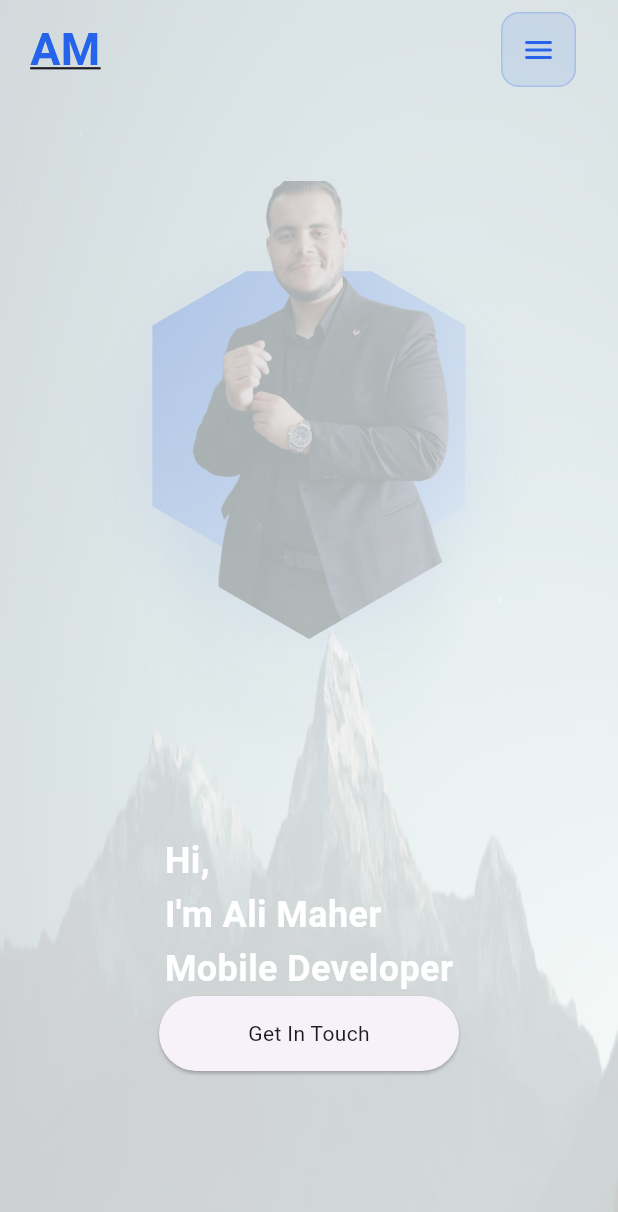
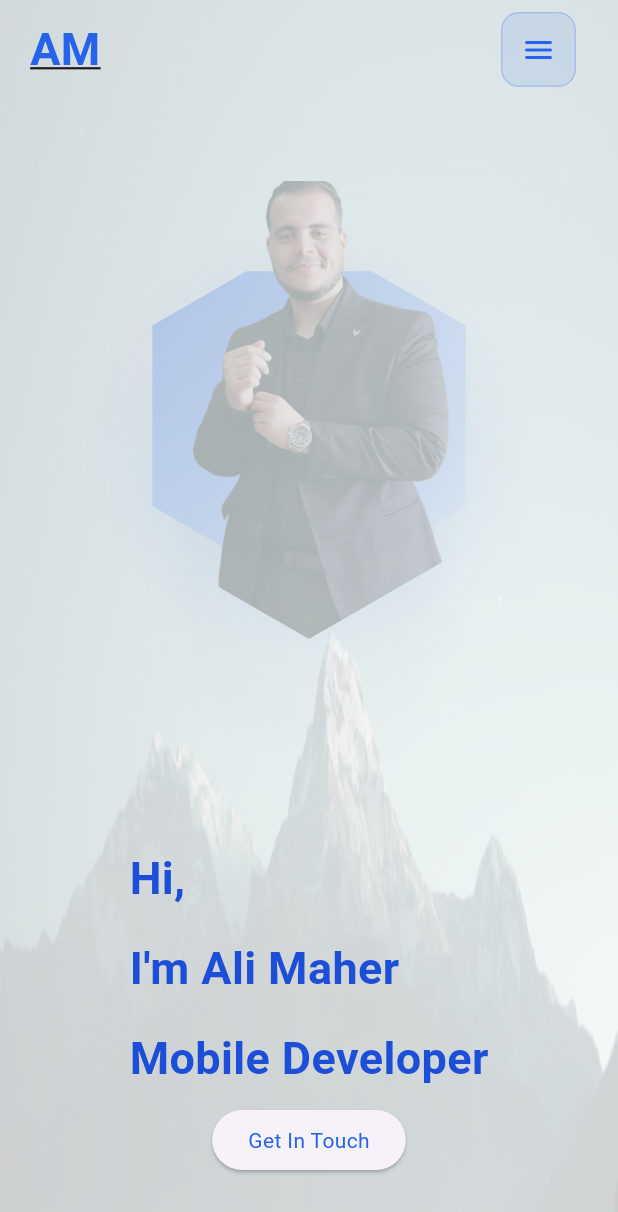
Before and after one commit to ALi-Maher-Mohamed/my-portfolio, a Flutter app: the screen it shows after launch, on a phone screen of 412 x 824 dp. Shown: the top 1212 px of the screen. Run offline on Flutter 3.47's test engine with Material 3 defaults, Android fonts, the phone set to English and light mode, and no system bars; drawn by our look-alikes of scroll_to_index; our stand-ins replace flutter_animate, font_awesome_flutter, visibility_detector.

```diff
--- a/lib/core/constant/size.dart
+++ b/lib/core/constant/size.dart
@@ -1 +1 @@
-const double kMinDisktpWidth = 600.0;
+const double kMinDisktpWidth = 900.0;
--- a/lib/presentation/views/home_view.dart
+++ b/lib/presentation/views/home_view.dart
@@ -1,6 +1,6 @@
 import 'package:Ali_Maher/presentation/widgets/main_mobile.dart';
 import 'package:flutter/material.dart';
-import 'package:Ali_Maher/core/constant/colors.dart';
+import 'package:Ali_Maher/core/constant/theme.dart';
 import 'package:Ali_Maher/core/constant/size.dart';
 import 'package:Ali_Maher/presentation/widgets/web/about_me_web.dart';
 import 'package:Ali_Maher/presentation/widgets/web/contact_me_web.dart';
--- a/lib/presentation/widgets/hexagon_image.dart
+++ b/lib/presentation/widgets/hexagon_image.dart
@@ -1,6 +1,6 @@
 // ignore_for_file: deprecated_member_use
 
-import 'package:Ali_Maher/core/constant/colors.dart';
+import 'package:Ali_Maher/core/constant/theme.dart';
 import 'package:flutter/material.dart';
 import 'package:Ali_Maher/core/styles/hexagon_clipper.dart';
 
--- a/lib/presentation/widgets/main_mobile.dart
+++ b/lib/presentation/widgets/main_mobile.dart
@@ -1,3 +1,4 @@
+import 'package:Ali_Maher/core/constant/theme.dart';
 import 'package:flutter/material.dart';
 import 'package:Ali_Maher/presentation/widgets/hexagon_image.dart';
 
@@ -13,37 +14,50 @@ class MainMobile extends StatelessWidget {
 
   @override
   Widget build(BuildContext context) {
+    // Check if the current theme is light mode
+    final isLightMode = Theme.of(context).brightness == Brightness.light;
+
     return Expanded(
       child: Container(
         height: screenHeight,
-        constraints: BoxConstraints(minHeight: 560),
+        constraints: const BoxConstraints(minHeight: 560),
         child: Column(
           mainAxisAlignment: MainAxisAlignment.start,
           crossAxisAlignment: CrossAxisAlignment.center,
           children: [
-            SizedBox(height: 20),
-            HexagonAnimatedImage(),
-            SizedBox(
-              height: 20,
-            ),
+            const SizedBox(height: 20),
+            const HexagonAnimatedImage(), // Assumes it handles its own theming
+            const SizedBox(height: 20),
             Text(
               "Hi,\nI'm Ali Maher\nMobile Developer",
               style: TextStyle(
-                  fontSize: 24,
-                  fontWeight: FontWeight.bold,
-                  color: Colors.white,
-                  height: 1.5),
+                fontSize: 30,
+                fontWeight: FontWeight.bold,
+                color: isLightMode
+                    ? LightThemeColors.primaryCyanDark
+                    : CustomColors
+                        .secondaryTextColor, // Original dark mode style
+                height: 2,
+              ),
             ),
             ElevatedButton(
-              style: ElevatedButton.styleFrom(
-                minimumSize: const Size(200, 50),
-              ),
+              style: isLightMode
+                  ? Theme.of(context)
+                      .elevatedButtonTheme
+                      .style // Use light theme button style
+                  : ElevatedButton.styleFrom(
+                      minimumSize:
+                          const Size(200, 50), // Original dark mode style
+                    ),
               onPressed: () {},
               child: Text(
                 'Get In Touch',
-                style: Theme.of(context).textTheme.bodyMedium,
+                style: Theme.of(context).textTheme.bodyMedium?.copyWith(
+                    color: isLightMode
+                        ? LightThemeColors.primaryCyan
+                        : Colors.white), // Dark mode text style
               ),
-            )
+            ),
           ],
         ),
       ),
--- a/lib/presentation/widgets/mobile/mobile_drawer.dart
+++ b/lib/presentation/widgets/mobile/mobile_drawer.dart
@@ -1,6 +1,6 @@
 import 'package:Ali_Maher/presentation/widgets/them_toggle.dart';
 import 'package:flutter/material.dart';
-import 'package:Ali_Maher/core/constant/colors.dart';
+import 'package:Ali_Maher/core/constant/theme.dart';
 import '../../../core/constant/nav_titles_and_func.dart';
 
 class MobileDrawer extends StatelessWidget {
--- a/lib/presentation/widgets/mobile/mobile_header.dart
+++ b/lib/presentation/widgets/mobile/mobile_header.dart
@@ -1,6 +1,6 @@
 import 'package:flutter/material.dart';
 import 'package:Ali_Maher/presentation/widgets/side_logo.dart';
-import 'package:Ali_Maher/core/constant/colors.dart';
+import 'package:Ali_Maher/core/constant/theme.dart';
 
 class MobileHeader extends StatelessWidget {
   const MobileHeader({
--- a/lib/presentation/widgets/side_logo.dart
+++ b/lib/presentation/widgets/side_logo.dart
@@ -1,4 +1,4 @@
-import 'package:Ali_Maher/core/constant/colors.dart';
+import 'package:Ali_Maher/core/constant/theme.dart';
 import 'package:flutter/material.dart';
 
 class SideLogo extends StatelessWidget {
--- a/lib/presentation/widgets/them_toggle.dart
+++ b/lib/presentation/widgets/them_toggle.dart
@@ -1,4 +1,4 @@
-import 'package:Ali_Maher/core/constant/colors.dart';
+import 'package:Ali_Maher/core/constant/theme.dart';
 import 'package:flutter/material.dart';
 
 class ThemeToggleSwitch extends StatefulWidget {
--- a/lib/presentation/widgets/web/about_me_web.dart
+++ b/lib/presentation/widgets/web/about_me_web.dart
@@ -1,5 +1,5 @@
 import 'package:flutter/material.dart';
-import 'package:Ali_Maher/core/constant/colors.dart';
+import 'package:Ali_Maher/core/constant/theme.dart';
 
 class AboutMeSection extends StatelessWidget {
   const AboutMeSection({super.key});
--- a/lib/presentation/widgets/web/animated_brief_desktop.dart
+++ b/lib/presentation/widgets/web/animated_brief_desktop.dart
@@ -1,4 +1,4 @@
-import 'package:Ali_Maher/core/constant/colors.dart';
+import 'package:Ali_Maher/core/constant/theme.dart';
 import 'package:flutter/material.dart';
 import 'package:flutter/services.dart';
 import 'package:font_awesome_flutter/font_awesome_flutter.dart';
--- a/lib/presentation/widgets/web/contact_me_web.dart
+++ b/lib/presentation/widgets/web/contact_me_web.dart
@@ -1,4 +1,4 @@
-import 'package:Ali_Maher/core/constant/colors.dart';
+import 'package:Ali_Maher/core/constant/theme.dart';
 import 'package:Ali_Maher/core/constant/send_email.dart';
 import 'package:flutter/material.dart';
 import 'package:flutter/services.dart';
--- a/lib/presentation/widgets/web/custom_nav_text_button.dart
+++ b/lib/presentation/widgets/web/custom_nav_text_button.dart
@@ -1,4 +1,4 @@
-import 'package:Ali_Maher/core/constant/colors.dart';
+import 'package:Ali_Maher/core/constant/theme.dart';
 import 'package:flutter/material.dart';
 
 class CustomTextButton extends StatelessWidget {
@@ -32,8 +32,8 @@ class CustomTextButton extends StatelessWidget {
       child: Text(
         title,
         style: TextStyle(
-          fontWeight: FontWeight.w600, // وزن أفضل للنص
-          fontSize: MediaQuery.of(context).size.width / 85, // حجم أفضل
+          fontWeight: FontWeight.bold, // وزن أفضل للنص
+          fontSize: MediaQuery.of(context).size.width / 80, // حجم أفضل
           color: isLightMode
               ? LightThemeColors.primaryCyan // الأزرق الجديد بدلاً من السماوي
               : Colors.cyanAccent,
--- a/lib/presentation/widgets/web/my_projects_web.dart
+++ b/lib/presentation/widgets/web/my_projects_web.dart
@@ -1,4 +1,4 @@
-import 'package:Ali_Maher/core/constant/colors.dart';
+import 'package:Ali_Maher/core/constant/theme.dart';
 import 'package:Ali_Maher/core/constant/launch_url.dart';
 import 'package:flutter/material.dart';
 import 'package:flutter_animate/flutter_animate.dart';
--- a/lib/presentation/widgets/web/my_service_web.dart
+++ b/lib/presentation/widgets/web/my_service_web.dart
@@ -1,4 +1,4 @@
-import 'package:Ali_Maher/core/constant/colors.dart';
+import 'package:Ali_Maher/core/constant/theme.dart';
 import 'package:flutter/material.dart';
 import 'package:flutter_animate/flutter_animate.dart';
 
--- a/lib/presentation/widgets/web/my_skills_web.dart
+++ b/lib/presentation/widgets/web/my_skills_web.dart
@@ -1,4 +1,4 @@
-import 'package:Ali_Maher/core/constant/colors.dart';
+import 'package:Ali_Maher/core/constant/theme.dart';
 import 'package:flutter/material.dart';
 import 'package:flutter_animate/flutter_animate.dart';
 
--- a/lib/presentation/widgets/web_header.dart
+++ b/lib/presentation/widgets/web_header.dart
@@ -41,7 +41,7 @@ class WebHeader extends StatelessWidget {
           ),
 
           // Spacer to push navigation to the right
-          SizedBox(width: MediaQuery.of(context).size.width / 2 - 100),
+          SizedBox(width: MediaQuery.of(context).size.width / 2 - 200),
 
           // Navigation buttons
           Row(
```
Also changed, not shown: lib/core/constant/theme.dart (renamed from lib/core/constant/colors.dart).
